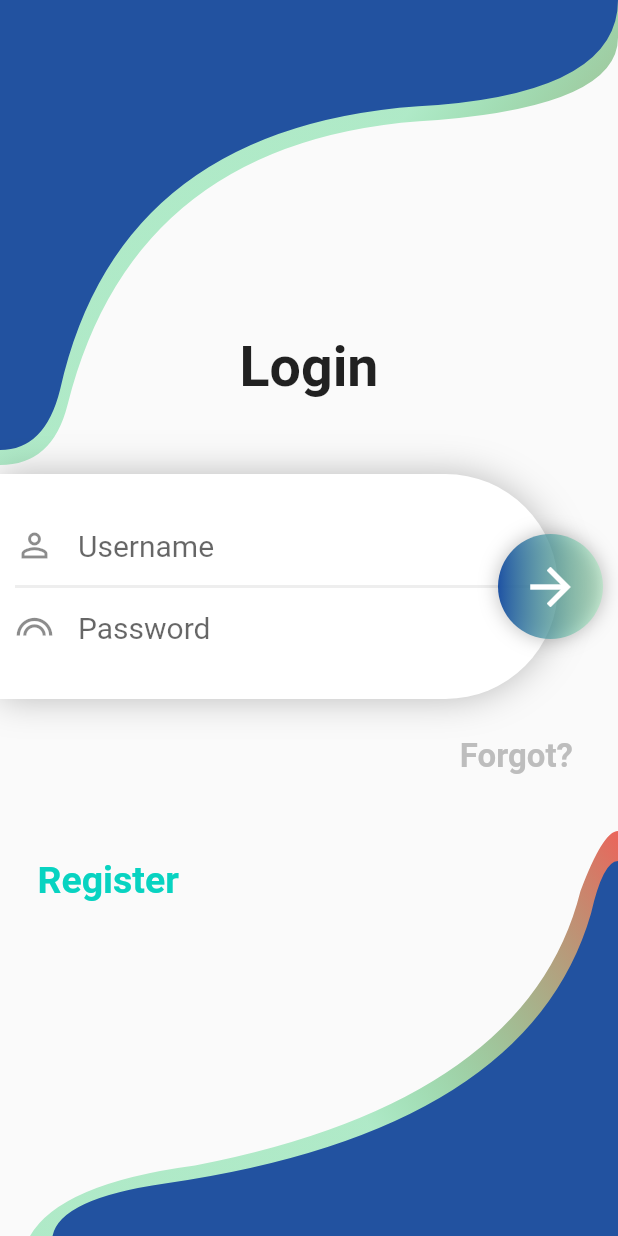
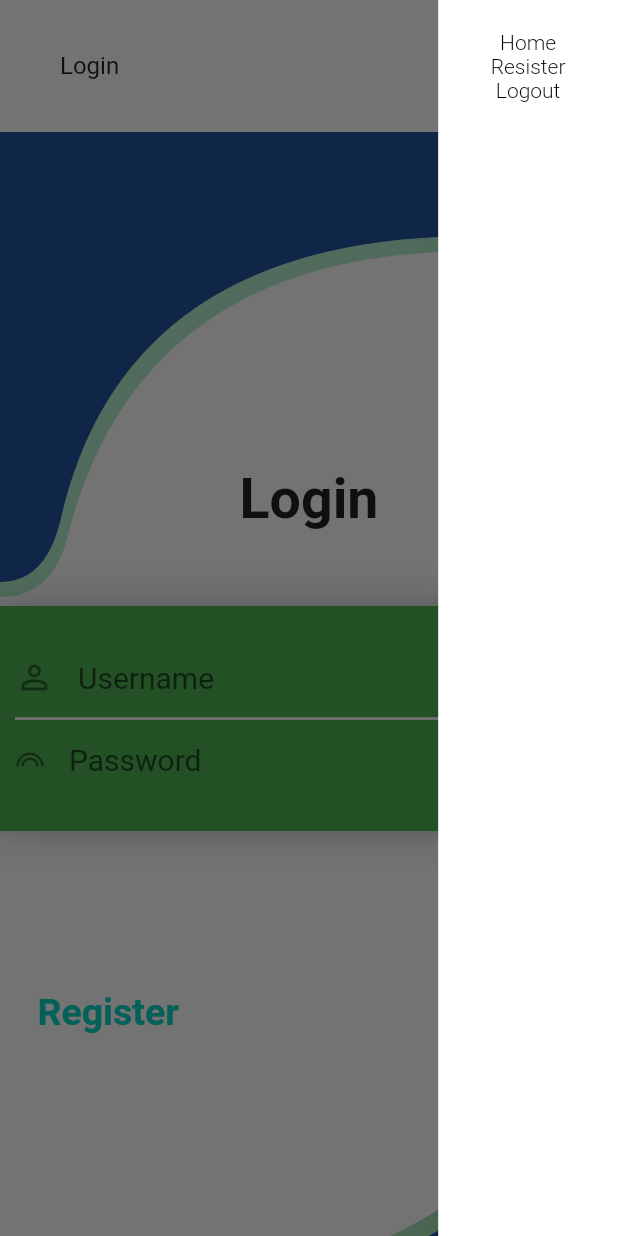
Before and after one commit to Veerendra-UI/curve_login_ui, a Flutter app: the screen it shows after launch, with the side drawer open (before the commit the screen has no drawer), on a phone screen of 412 x 824 dp. Run offline on Flutter 3.47's test engine with Material 2 defaults, Android fonts, the phone set to English and light mode, and no system bars.

Commit message:
changes in register

```diff
--- /dev/null
+++ b/lib/common/Home.dart
@@ -0,0 +1,145 @@
+import 'package:flutter/material.dart';
+import 'package:login_desing/common/textfieldpasswor.dart';
+import 'package:login_desing/common/textfielduser.dart';
+import 'package:login_desing/curves/curve_leftside.dart';
+import 'package:login_desing/curves/curve_right_shadow.dart';
+import 'package:login_desing/curves/curve_right_side.dart';
+import 'package:login_desing/curves/curved_leftshadow.dart';
+
+class JamboScreen extends StatelessWidget {
+  const JamboScreen({
+    Key key,
+  }) : super(key: key);
+
+  @override
+  Widget build(BuildContext context) {
+    Size size = MediaQuery.of(context).size;
+    return Container(
+      child: Stack(
+        children: <Widget>[
+          Positioned(top: 0, left: 0, child: CurveLeft()),
+          Positioned(top: 0, left: 0, child: CurvedLeftShadow()),
+          Positioned(bottom: 0, left: 0, child: CurvedRightShadow()),
+          Positioned(bottom: 0, left: 0, child: CurveRight()),
+          Container(
+            height: size.height,
+            width: size.width,
+            child: Column(
+              mainAxisAlignment: MainAxisAlignment.center,
+              children: <Widget>[
+                Padding(
+                  padding: const EdgeInsets.only(bottom: 50.0),
+                  child: Text(
+                    "Login",
+                    style:
+                        TextStyle(fontSize: 37.0, fontWeight: FontWeight.w700),
+                  ),
+                ),
+                Stack(
+                  children: <Widget>[
+                    Container(
+                      height: 150.0,
+                      padding: EdgeInsets.only(left: 10.0),
+                      margin: EdgeInsets.only(right: 40.0),
+                      decoration: BoxDecoration(
+                        color: Colors.green,
+                        boxShadow: [
+                          BoxShadow(
+                            color: Colors.black26,
+                            blurRadius: 20.0,
+                          )
+                        ],
+                        borderRadius: BorderRadius.only(
+                          topRight: Radius.circular(90.0),
+                          bottomRight: Radius.circular(90.0),
+                        ),
+                      ),
+                      child: Column(
+                        mainAxisAlignment: MainAxisAlignment.center,
+                        children: <Widget>[
+                          TextFormUser(),
+                          Container(
+                            decoration: BoxDecoration(
+                              border: Border.all(
+                                color: Colors.grey[200],
+                              ),
+                            ),
+                          ),
+                          TextFormPassword(),
+                        ],
+                      ),
+                    ),
+                    Positioned(
+                      top: 40,
+                      right: 10,
+                      child: Container(
+                        padding: EdgeInsets.all(15.0),
+                        decoration: BoxDecoration(
+                          shape: BoxShape.circle,
+                          gradient: LinearGradient(
+                            begin: Alignment.centerLeft,
+                            end: Alignment.centerRight,
+                            colors: [
+                              Color.fromRGBO(30, 82, 163, 1),
+                              Color.fromRGBO(119, 235, 159, 0.3),
+                            ],
+                          ),
+                          boxShadow: [
+                            BoxShadow(
+                              color: Colors.black26,
+                              blurRadius: 10.0,
+                            )
+                          ],
+                        ),
+                        child: Icon(
+                          Icons.arrow_forward,
+                          size: 40.0,
+                          color: Colors.white,
+                        ),
+                      ),
+                    ),
+                  ],
+                ),
+                Container(
+                  alignment: Alignment.centerRight,
+                  padding: const EdgeInsets.symmetric(
+                    vertical: 25.0,
+                    horizontal: 30.0,
+                  ),
+                  child: Text(
+                    "Forgot?",
+                    style: TextStyle(
+                      fontSize: 22.0,
+                      color: Colors.grey[400],
+                      fontWeight: FontWeight.w700,
+                    ),
+                  ),
+                ),
+                Container(
+                  alignment: Alignment.centerLeft,
+                  padding: const EdgeInsets.only(
+                    left: 25.0,
+                    top: 30.0,
+                  ),
+                  child: GestureDetector(
+                    onTap: () {
+                      Navigator.pushNamed(context, "register");
+                    },
+                    child: Text(
+                      "Register",
+                      style: TextStyle(
+                        fontSize: 25.0,
+                        color: Color.fromRGBO(8, 211, 193, 1),
+                        fontWeight: FontWeight.w700,
+                      ),
+                    ),
+                  ),
+                ),
+              ],
+            ),
+          ),
+        ],
+      ),
+    );
+  }
+}
--- /dev/null
+++ b/lib/common/header.dart
@@ -0,0 +1,50 @@
+import 'package:flutter/material.dart';
+import 'package:login_desing/common/menuitem.dart';
+// ignore: avoid_web_libraries_in_flutter
+// import 'dart:html';
+
+import 'package:login_desing/responsive.dart';
+
+class Header extends StatelessWidget {
+  const Header({
+    Key key,
+  }) : super(key: key);
+  @override
+  Widget build(BuildContext context) {
+    return Container(
+      margin: EdgeInsets.symmetric(vertical: 20, horizontal: 40),
+      child: Row(
+        children: [
+          Text(
+            "Login",
+            style: TextStyle(fontSize: 16),
+          ),
+          Spacer(),
+          if (!isMobile(context))
+            Row(
+              children: [
+                NewItem(
+                  title: 'Home',
+                  tapEvent: () {},
+                ),
+                NewItem(
+                  title: 'Register',
+                  tapEvent: () {},
+                ),
+                NewItem(
+                  title: 'Logout',
+                  tapEvent: () {},
+                ),
+              ],
+            ),
+          if (isMobile(context))
+            IconButton(
+                icon: Icon(Icons.menu),
+                onPressed: () {
+                  Scaffold.of(context).openEndDrawer();
+                })
+        ],
+      ),
+    );
+  }
+}
--- /dev/null
+++ b/lib/common/menuitem.dart
@@ -0,0 +1,22 @@
+import 'package:flutter/material.dart';
+
+class NewItem extends StatelessWidget {
+  const NewItem({Key key, this.tapEvent, this.title}) : super(key: key);
+
+  final String title;
+  final GestureTapCallback tapEvent;
+  @override
+  Widget build(BuildContext context) {
+    return InkWell(
+      onTap: tapEvent,
+      hoverColor: Colors.transparent,
+      child: Padding(
+        padding: EdgeInsets.symmetric(horizontal: 15),
+        child: Text(
+          title,
+          style: TextStyle(color: Colors.black, fontWeight: FontWeight.w300),
+        ),
+      ),
+    );
+  }
+}
--- /dev/null
+++ b/lib/common/slidemenu.dart
@@ -0,0 +1,24 @@
+import 'package:flutter/material.dart';
+import 'package:login_desing/common/menuitem.dart';
+
+class SlideMenu extends StatelessWidget {
+  @override
+  Widget build(BuildContext context) {
+    return Container(
+      height: double.infinity,
+      color: Colors.white,
+      child: SafeArea(
+        child: SingleChildScrollView(
+          padding: EdgeInsets.all(20),
+          child: Column(
+            children: [
+              NewItem(title: 'Home', tapEvent: () {}),
+              NewItem(title: 'Resister', tapEvent: () {}),
+              NewItem(title: 'Logout', tapEvent: () {}),
+            ],
+          ),
+        ),
+      ),
+    );
+  }
+}
--- a/lib/common/textfieldpasswor.dart
+++ b/lib/common/textfieldpasswor.dart
@@ -17,7 +17,7 @@ class TextFormPassword extends StatelessWidget {
           ),
           icon: Icon(
             Icons.looks_outlined,
-            size: 26,
+            size: 20,
           ),
           hintText: "Password",
           border: InputBorder.none),
--- a/lib/login.dart
+++ b/lib/login.dart
@@ -1,145 +1,158 @@
 import 'package:flutter/material.dart';
-import 'package:login_desing/common/textfieldpasswor.dart';
-import 'package:login_desing/common/textfielduser.dart';
-import 'package:login_desing/curves/curve_leftside.dart';
-import 'package:login_desing/curves/curve_right_shadow.dart';
-import 'package:login_desing/curves/curve_right_side.dart';
-import 'package:login_desing/curves/curved_leftshadow.dart';
+import 'package:login_desing/common/Home.dart';
+import 'package:login_desing/common/header.dart';
+import 'package:login_desing/common/slidemenu.dart';
 
 class Login extends StatelessWidget {
   @override
   Widget build(BuildContext context) {
     Size size = MediaQuery.of(context).size;
-    return SafeArea(
-      child: Scaffold(
-        body: Container(
-          child: Stack(
-            children: <Widget>[
-              Positioned(top: 0, left: 0, child: CurveLeft()),
-              Positioned(top: 0, left: 0, child: CurvedLeftShadow()),
-              Positioned(bottom: 0, left: 0, child: CurvedRightShadow()),
-              Positioned(bottom: 0, left: 0, child: CurveRight()),
-              Container(
-                height: size.height,
-                width: size.width,
-                child: Column(
-                  mainAxisAlignment: MainAxisAlignment.center,
-                  children: <Widget>[
-                    Padding(
-                      padding: const EdgeInsets.only(bottom: 50.0),
-                      child: Text(
-                        "Login",
-                        style: TextStyle(
-                            fontSize: 37.0, fontWeight: FontWeight.w700),
-                      ),
-                    ),
-                    Stack(
-                      children: <Widget>[
-                        Container(
-                          height: 150.0,
-                          padding: EdgeInsets.only(left: 10.0),
-                          margin: EdgeInsets.only(right: 40.0),
-                          decoration: BoxDecoration(
-                            color: Colors.white,
-                            boxShadow: [
-                              BoxShadow(
-                                color: Colors.black26,
-                                blurRadius: 20.0,
-                              )
-                            ],
-                            borderRadius: BorderRadius.only(
-                              topRight: Radius.circular(90.0),
-                              bottomRight: Radius.circular(90.0),
-                            ),
-                          ),
-                          child: Column(
-                            mainAxisAlignment: MainAxisAlignment.center,
-                            children: <Widget>[
-                              TextFormUser(),
-                              Container(
-                                decoration: BoxDecoration(
-                                  border: Border.all(
-                                    color: Colors.grey[200],
-                                  ),
-                                ),
-                              ),
-                              TextFormPassword(),
-                            ],
-                          ),
-                        ),
-                        Positioned(
-                          top: 40,
-                          right: 10,
-                          child: Container(
-                            padding: EdgeInsets.all(15.0),
-                            decoration: BoxDecoration(
-                              shape: BoxShape.circle,
-                              gradient: LinearGradient(
-                                begin: Alignment.centerLeft,
-                                end: Alignment.centerRight,
-                                colors: [
-                                  Color.fromRGBO(30, 82, 163, 1),
-                                  Color.fromRGBO(119, 235, 159, 0.3),
-                                ],
-                              ),
-                              boxShadow: [
-                                BoxShadow(
-                                  color: Colors.black26,
-                                  blurRadius: 10.0,
-                                )
-                              ],
-                            ),
-                            child: Icon(
-                              Icons.arrow_forward,
-                              size: 40.0,
-                              color: Colors.white,
-                            ),
-                          ),
-                        ),
-                      ],
-                    ),
-                    Container(
-                      alignment: Alignment.centerRight,
-                      padding: const EdgeInsets.symmetric(
-                        vertical: 25.0,
-                        horizontal: 30.0,
-                      ),
-                      child: Text(
-                        "Forgot?",
-                        style: TextStyle(
-                          fontSize: 22.0,
-                          color: Colors.grey[400],
-                          fontWeight: FontWeight.w700,
-                        ),
-                      ),
-                    ),
-                    Container(
-                      alignment: Alignment.centerLeft,
-                      padding: const EdgeInsets.only(
-                        left: 25.0,
-                        top: 30.0,
-                      ),
-                      child: GestureDetector(
-                        onTap: () {
-                          Navigator.pushNamed(context, "register");
-                        },
-                        child: Text(
-                          "Register",
-                          style: TextStyle(
-                            fontSize: 25.0,
-                            color: Color.fromRGBO(8, 211, 193, 1),
-                            fontWeight: FontWeight.w700,
-                          ),
-                        ),
-                      ),
-                    ),
-                  ],
-                ),
+    return Scaffold(
+        endDrawer: ConstrainedBox(
+          constraints: BoxConstraints(maxWidth: 300),
+          child: SlideMenu(),
+        ),
+        body: SingleChildScrollView(
+          child: SafeArea(
+            child: Container(
+              width: size.width,
+              constraints: BoxConstraints(minHeight: size.height),
+              child: Column(
+                mainAxisAlignment: MainAxisAlignment.spaceBetween,
+                crossAxisAlignment: CrossAxisAlignment.start,
+                children: [Header(), JamboScreen()],
               ),
-            ],
+            ),
           ),
-        ),
-      ),
-    );
+        )
+
+        //  Container(
+        //   child: Stack(
+        //     children: <Widget>[
+        //       Positioned(top: 0, left: 0, child: CurveLeft()),
+        //       Positioned(top: 0, left: 0, child: CurvedLeftShadow()),
+        //       Positioned(bottom: 0, left: 0, child: CurvedRightShadow()),
+        //       Positioned(bottom: 0, left: 0, child: CurveRight()),
+        //       Container(
+        //         height: size.height,
+        //         width: size.width,
+        //         child: Column(
+        //           mainAxisAlignment: MainAxisAlignment.center,
+        //           children: <Widget>[
+        //             Padding(
+        //               padding: const EdgeInsets.only(bottom: 50.0),
+        //               child: Text(
+        //                 "Login",
+        //                 style: TextStyle(
+        //                     fontSize: 37.0, fontWeight: FontWeight.w700),
+        //               ),
+        //             ),
+        //             Stack(
+        //               children: <Widget>[
+        //                 Container(
+        //                   height: 150.0,
+        //                   padding: EdgeInsets.only(left: 10.0),
+        //                   margin: EdgeInsets.only(right: 40.0),
+        //                   decoration: BoxDecoration(
+        //                     color: Colors.white,
+        //                     boxShadow: [
+        //                       BoxShadow(
+        //                         color: Colors.black26,
+        //                         blurRadius: 20.0,
+        //                       )
+        //                     ],
+        //                     borderRadius: BorderRadius.only(
+        //                       topRight: Radius.circular(90.0),
+        //                       bottomRight: Radius.circular(90.0),
+        //                     ),
+        //                   ),
+        //                   child: Column(
+        //                     mainAxisAlignment: MainAxisAlignment.center,
+        //                     children: <Widget>[
+        //                       TextFormUser(),
+        //                       Container(
+        //                         decoration: BoxDecoration(
+        //                           border: Border.all(
+        //                             color: Colors.grey[200],
+        //                           ),
+        //                         ),
+        //                       ),
+        //                       TextFormPassword(),
+        //                     ],
+        //                   ),
+        //                 ),
+        //                 Positioned(
+        //                   top: 40,
+        //                   right: 10,
+        //                   child: Container(
+        //                     padding: EdgeInsets.all(15.0),
+        //                     decoration: BoxDecoration(
+        //                       shape: BoxShape.circle,
+        //                       gradient: LinearGradient(
+        //                         begin: Alignment.centerLeft,
+        //                         end: Alignment.centerRight,
+        //                         colors: [
+        //                           Color.fromRGBO(30, 82, 163, 1),
+        //                           Color.fromRGBO(119, 235, 159, 0.3),
+        //                         ],
+        //                       ),
+        //                       boxShadow: [
+        //                         BoxShadow(
+        //                           color: Colors.black26,
+        //                           blurRadius: 10.0,
+        //                         )
+        //                       ],
+        //                     ),
+        //                     child: Icon(
+        //                       Icons.arrow_forward,
+        //                       size: 40.0,
+        //                       color: Colors.white,
+        //                     ),
+        //                   ),
+        //                 ),
+        //               ],
+        //             ),
+        //             Container(
+        //               alignment: Alignment.centerRight,
+        //               padding: const EdgeInsets.symmetric(
+        //                 vertical: 25.0,
+        //                 horizontal: 30.0,
+        //               ),
+        //               child: Text(
+        //                 "Forgot?",
+        //                 style: TextStyle(
+        //                   fontSize: 22.0,
+        //                   color: Colors.grey[400],
+        //                   fontWeight: FontWeight.w700,
+        //                 ),
+        //               ),
+        //             ),
+        //             Container(
+        //               alignment: Alignment.centerLeft,
+        //               padding: const EdgeInsets.only(
+        //                 left: 25.0,
+        //                 top: 30.0,
+        //               ),
+        //               child: GestureDetector(
+        //                 onTap: () {
+        //                   Navigator.pushNamed(context, "register");
+        //                 },
+        //                 child: Text(
+        //                   "Register",
+        //                   style: TextStyle(
+        //                     fontSize: 25.0,
+        //                     color: Color.fromRGBO(8, 211, 193, 1),
+        //                     fontWeight: FontWeight.w700,
+        //                   ),
+        //                 ),
+        //               ),
+        //             ),
+        //           ],
+        //         ),
+        //       ),
+        //     ],
+        //   ),
+        // ),
+        );
   }
 }
--- a/lib/register.dart
+++ b/lib/register.dart
@@ -8,10 +8,15 @@ class Register extends StatelessWidget {
   @override
   Widget build(BuildContext context) {
     Size size = MediaQuery.of(context).size;
-    return Scaffold(
+    return SafeArea(
+      child: Scaffold(
+        appBar: AppBar(
+          title: Text('Register'),
+          backgroundColor: Color.fromRGBO(34, 82, 160, 1.0),
+        ),
         body: Container(
           child: Stack(
-          children: <Widget>[
+            children: [
               Positioned(top: 0, left: 0, child: CurveLeft()),
               Positioned(top: 0, left: 0, child: CurvedLeftShadow()),
               Positioned(bottom: 0, left: 0, child: CurvedRightShadow()),
@@ -132,6 +137,7 @@ class Register extends StatelessWidget {
                         Positioned(
                           top: 55,
                           right: 10,
+                          child: GestureDetector(
                             child: Container(
                               padding: EdgeInsets.all(15.0),
                               decoration: BoxDecoration(
@@ -157,6 +163,8 @@ class Register extends StatelessWidget {
                                 color: Colors.white,
                               ),
                             ),
+                            onTap: () {},
+                          ),
                         ),
                       ],
                     ),
@@ -166,6 +174,7 @@ class Register extends StatelessWidget {
             ],
           ),
         ),
+      ),
     );
   }
 }
--- /dev/null
+++ b/lib/responsive.dart
@@ -0,0 +1,38 @@
+import 'package:flutter/cupertino.dart';
+
+// class Responsive extends StatelessWidget {
+//   final Widget mobile;
+//   final Widget tablet;
+//   final Widget desktop;
+//   const Responsive({Key key, this.desktop, this.mobile, this.tablet})
+//       : super(key: key);
+
+//   static bool isMobile(BuildContext context) =>
+//       MediaQuery.of(context).size.width < 600;
+//   static bool isTablet(BuildContext context) =>
+//       MediaQuery.of(context).size.width < 1100 &&
+//       MediaQuery.of(context).size.width >= 650;
+//   static bool isDesktop(BuildContext context) =>
+//       MediaQuery.of(context).size.width >= 1100;
+//   @override
+//   Widget build(BuildContext context) {
+//     return LayoutBuilder(builder: (context, constraints) {
+//       if (constraints.maxWidth >= 1100) {
+//         return desktop;
+//       } else if (constraints.maxWidth >= 650) {
+//         return tablet;
+//       } else {
+//         return mobile;
+//       }
+//     });
+//   }
+// }
+
+bool isMobile(BuildContext context) => MediaQuery.of(context).size.width < 650;
+
+bool isTab(BuildContext context) =>
+    MediaQuery.of(context).size.width < 1300 &&
+    MediaQuery.of(context).size.width >= 650;
+
+bool isDesktop(BuildContext context) =>
+    MediaQuery.of(context).size.width >= 1300;
```
Lines whose indentation alone changed are shown as unchanged.
